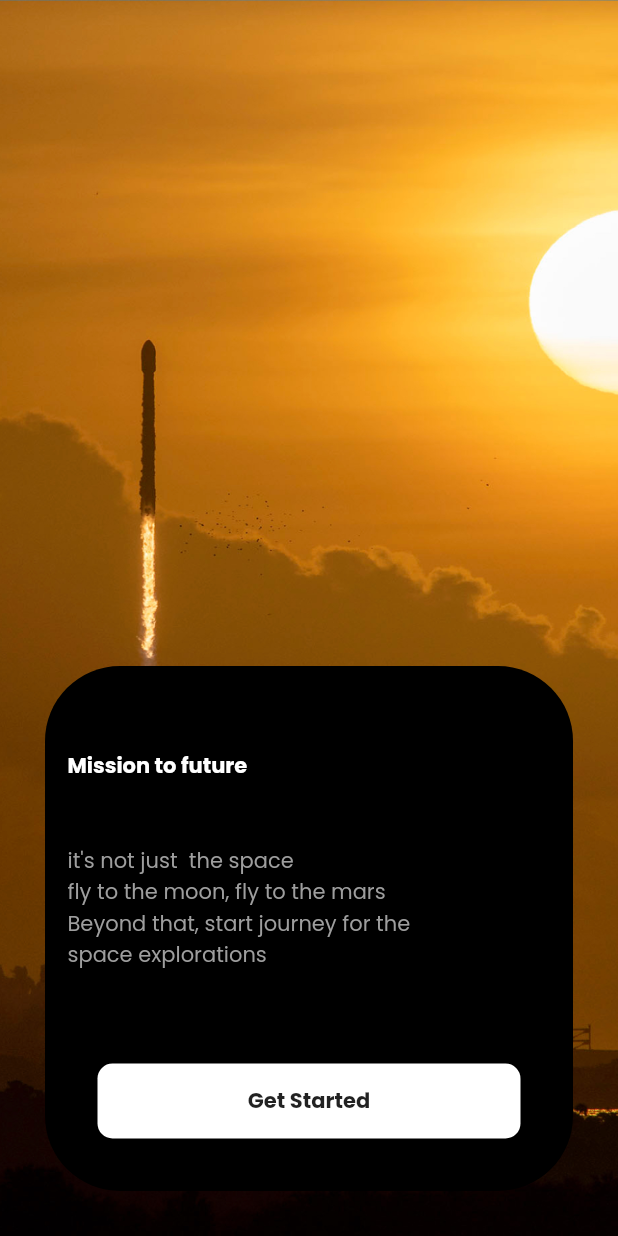
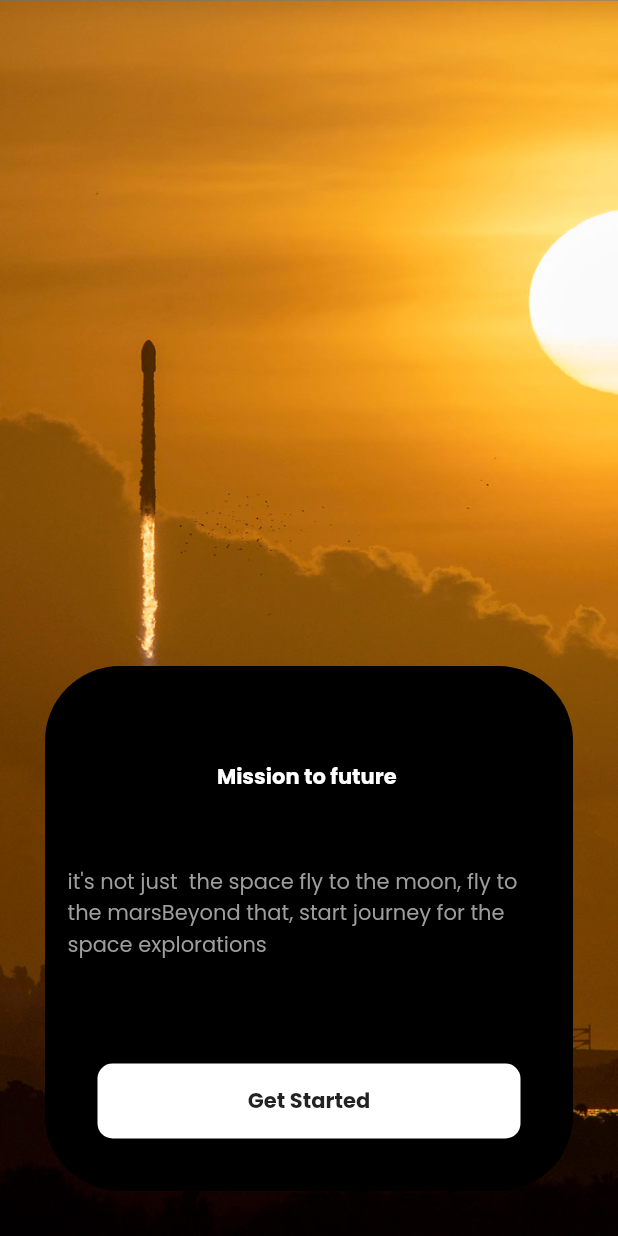
Before and after one commit to AbdhulFathir/SpaceX, a Flutter app: the screen it shows after launch, after a tap on "Skip", on a phone screen of 412 x 824 dp. Run offline on Flutter 3.47's test engine with Material 2 defaults, Android fonts, the phone set to English and light mode, and no system bars; our stand-ins replace device_preview, firebase_auth, firebase_core, glassmorphism, google_fonts, google_sign_in and 3 more; accounts and stored records are empty.

Commit message:
small changes

```diff
--- a/lib/features/SpaceX/presentation/pages/intro_pages/introScreen1.dart
+++ b/lib/features/SpaceX/presentation/pages/intro_pages/introScreen1.dart
@@ -33,8 +33,10 @@ class IntroScreen1 extends StatelessWidget {
                       crossAxisAlignment: CrossAxisAlignment.start,
                       children: [
                         Spacer(),
-                        const Text("Rockets and Capsules",
-                            style: TextStyle(color: Colors.white ,fontWeight: FontWeight.bold)),
+                        const Center(
+                          child: Text("Rockets and Capsules",
+                              style: TextStyle(color: Colors.white ,fontWeight: FontWeight.bold )),
+                        ),
                         Spacer(),
                         const Text("The journey of the reusable rocket \nand the innovativeness discoveries\n"
                             "results the falcon rockets and dragon\ncapsules" ,
--- a/lib/features/SpaceX/presentation/pages/intro_pages/introScreen2.dart
+++ b/lib/features/SpaceX/presentation/pages/intro_pages/introScreen2.dart
@@ -31,8 +31,10 @@ class IntroScreen2 extends StatelessWidget {
                       crossAxisAlignment: CrossAxisAlignment.start,
                       children: [
                         Spacer(),
-                        const Text("History of launches",
-                            style: TextStyle(color: Colors.white ,fontWeight: FontWeight.bold)),
+                        const Center(
+                          child: Text("History of launches",
+                              style: TextStyle(color: Colors.white ,fontWeight: FontWeight.bold)),
+                        ),
                         Spacer(),
                         const Text("SpaceX has historical number of \n"
                             "launches so far to explore th space \n"
--- a/lib/features/SpaceX/presentation/pages/intro_pages/introScreen3.dart
+++ b/lib/features/SpaceX/presentation/pages/intro_pages/introScreen3.dart
@@ -31,11 +31,12 @@ class IntroScreen3 extends StatelessWidget {
                       crossAxisAlignment: CrossAxisAlignment.start,
                       children: [
                         const Spacer(),
-                        const Text("Mission to future ",
-                            style: TextStyle(color: Colors.white ,fontWeight: FontWeight.bold )),
+                        const Center(
+                          child: Text("Mission to future ",
+                              style: TextStyle(color: Colors.white ,fontWeight: FontWeight.bold )),
+                        ),
                         const Spacer(),
-                        const Text("it's not just  the space \nfly to the moon, fly to the mars\n"
-                            "Beyond that, start journey for the \nspace explorations",
+                        const Text("it's not just  the space fly to the moon, fly to the marsBeyond that, start journey for the space explorations",
                             style: TextStyle(color: Colors.grey)),
                         const Spacer(),
                         Padding(
```
